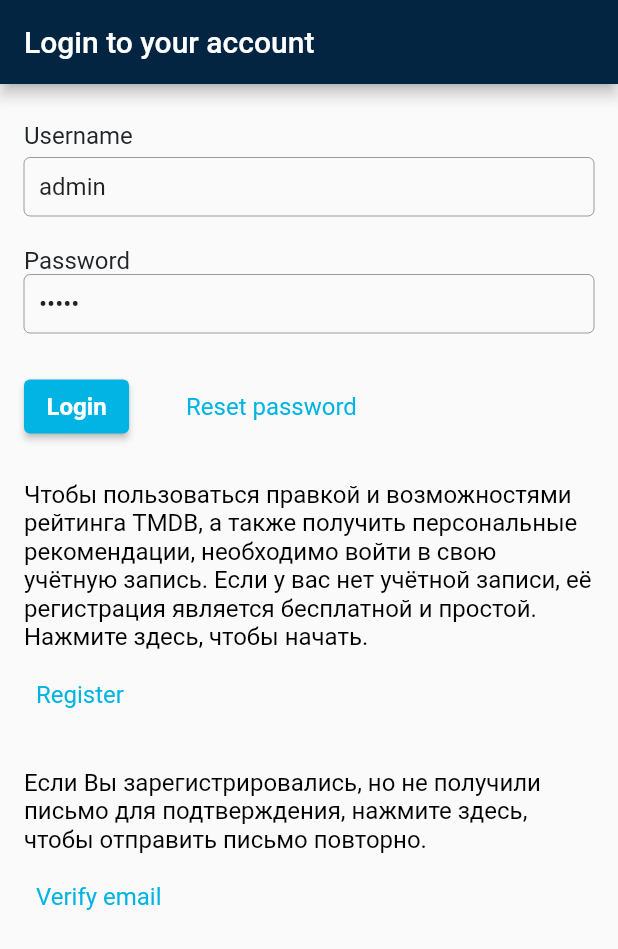
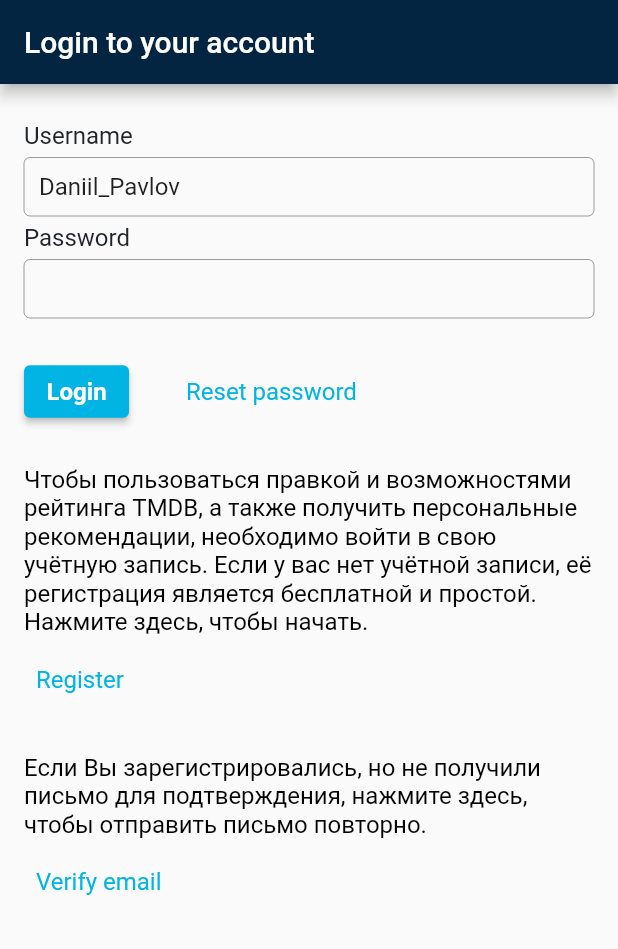
Before and after one commit to DaniilPavlov/TheMovieDB, a Flutter app: the screen it shows after launch, on a phone screen of 412 x 824 dp. Shown: the top 949 px of the screen. Run offline on Flutter 3.47's test engine with Material 2 defaults, Android fonts, the phone set to English and light mode, and no system bars; our stand-ins replace flutter_secure_storage.

```diff
--- a/lib/main.dart
+++ b/lib/main.dart
@@ -1,10 +1,12 @@
 import 'package:flutter/material.dart';
 import 'package:themoviedb/Theme/app_colors.dart';
 import 'package:themoviedb/resources/app_images.dart';
-import 'package:themoviedb/widgets/auth/auth_widget.dart';
-import 'package:themoviedb/widgets/main_screen/main_screen_widget.dart';
-import 'package:themoviedb/widgets/movie_details/movie_details_widget.dart';
-import 'package:themoviedb/widgets/movie_list/movie_list_widget.dart';
+import 'package:themoviedb/ui/widgets/auth/auth_model.dart';
+import 'package:themoviedb/ui/widgets/auth/auth_widget.dart';
+import 'package:themoviedb/ui/widgets/main_screen/main_screen_widget.dart';
+import 'package:themoviedb/ui/widgets/movie_details/movie_details_widget.dart';
+import 'package:themoviedb/ui/widgets/movie_list/movie_list_widget.dart';
+
 
 void main() {
   runApp(MyApp());
@@ -24,13 +26,11 @@ class MyApp extends StatelessWidget {
             unselectedItemColor: Colors.grey),
       ),
       routes: {
-        '/auth': (context) => AuthWidget(),
-        '/main_screen': (context) => MainScreenWidget(),
+        '/auth': (context) =>
+            AuthProvider(model: AuthModel(), child: const AuthWidget()),
+        '/main_screen': (context) => const MainScreenWidget(),
         '/main_screen/movie_details': (context) {
-          final arguments = ModalRoute
-              .of(context)
-              ?.settings
-              .arguments as Movie;
+          final arguments = ModalRoute.of(context)?.settings.arguments as Movie;
           if (arguments.id is int) {
             return MovieDetailsWidget(
               movie: arguments,
--- /dev/null
+++ b/lib/ui/widgets/auth/auth_model.dart
@@ -0,0 +1,93 @@
+import 'package:flutter/material.dart';
+import 'package:themoviedb/domain/api_client/api_client.dart';
+import 'package:themoviedb/domain/data_providers/session_data_provider.dart';
+
+class AuthModel extends ChangeNotifier {
+  //Указать от кого наследуется
+  final loginTextController = TextEditingController(text: 'Daniil_Pavlov');
+  final passwordTextController = TextEditingController();
+
+  String? _errorMessage;
+
+  String? get errorMessage => _errorMessage;
+
+  bool _isAuthProgress = false;
+
+  bool get canStartAuth => !_isAuthProgress;
+  bool get isAuthProgress => _isAuthProgress;
+
+  // String? _sessionId;
+// добавляем метод из apiclient
+  final _apiClient = ApiClient();
+  final _sessionDataProvider = SessionDataProvider();
+
+  Future<void> auth(BuildContext context) async {
+    final login = loginTextController.text;
+    final password = passwordTextController.text;
+    if (login.isEmpty || password.isEmpty) {
+      print('auth login and password not secure');
+      _errorMessage = "Заполните логин и пароль";
+      notifyListeners();
+      return;
+    }
+    print('not empty');
+    _isAuthProgress = true;
+    _errorMessage = null;
+    notifyListeners();
+    String? sessionId;
+    try {
+      sessionId = await _apiClient.auth(username: login, password: password);
+      print('$sessionId');
+    } on ApiClientException catch (e) {
+      switch (e.type) {
+        case ApiClientExceptionType.Network:
+          _errorMessage = 'Ошибка сети. Проверьте интеренет соединение';
+          break;
+        case ApiClientExceptionType.Auth:
+          _errorMessage = 'Неверный логин или пароль';
+
+          break;
+        case ApiClientExceptionType.Other:
+          _errorMessage = 'Ошибка сервера. Повторите запрос';
+
+          break;
+      }
+    }
+    _isAuthProgress = false;
+    if (_errorMessage != null) {
+      notifyListeners();
+      return;
+    }
+    if (sessionId == null) {
+      _errorMessage = 'Не получен id сессии';
+      notifyListeners();
+      return;
+    }
+    await _sessionDataProvider.setSessionId(sessionId);
+
+    Navigator.of(context).pushNamed('/main_screen');
+    // Navigator.of(context).pushNamed(RouteScreen.mainScreen);
+    // Navigator.of(context).pushNamed(MainNavigationRouteNames.mainScreen);
+
+    //notifyListeners();
+    //_sessionId =_apiKlient.auth(username: login, password: password);
+  }
+}
+
+class AuthProvider extends InheritedNotifier {
+  //не забыть поменять от кого наследуется инхерит
+  AuthProvider({Key? key, required this.model, required this.child})
+      : super(key: key, notifier: model, child: child);
+  final AuthModel model;
+  final Widget child;
+
+  static AuthProvider? watch(BuildContext context) {
+    return context.dependOnInheritedWidgetOfExactType<AuthProvider>();
+  }
+
+  static AuthProvider? read(BuildContext context) {
+    final widget =
+        context.getElementForInheritedWidgetOfExactType<AuthProvider>()?.widget;
+    return widget is AuthProvider ? widget : null;
+  }
+}
--- a/lib/widgets/auth/auth_widget.dart
+++ b/lib/ui/widgets/auth/auth_widget.dart
@@ -1,6 +1,7 @@
 import 'package:flutter/material.dart';
 import 'package:themoviedb/Theme/app_button_style.dart';
-import 'package:themoviedb/widgets/main_screen/main_screen_widget.dart';
+
+import 'auth_model.dart';
 
 class AuthWidget extends StatefulWidget {
   const AuthWidget({Key? key}) : super(key: key);
@@ -75,59 +76,27 @@ class _HeaderWidget extends StatelessWidget {
   }
 }
 
-class _FormWidget extends StatefulWidget {
+class _FormWidget extends StatelessWidget {
   const _FormWidget({Key? key}) : super(key: key);
 
   @override
-  _FormWidgetState createState() => _FormWidgetState();
-}
-
-class _FormWidgetState extends State<_FormWidget> {
-  final _loginTextController = TextEditingController(text:'admin');
-  final _passwordTextController = TextEditingController(text: 'admin');
-  String? errorText = null;
-
-  void _auth() {
-    final login = _loginTextController.text;
-    final password = _passwordTextController.text;
-    if (login == 'admin' && password == 'admin') {
-      errorText = null;
-      Navigator.of(context).pushReplacementNamed('/main_screen');
-      print('open app');
-    } else {
-      errorText = 'Не верный логин или пароль';
-      print('show error');
-    }
-    setState(() {});
-  }
-
-  void _resetPassword() {
-    print('reset password');
-  }
-
-  @override
   Widget build(BuildContext context) {
-    final textStyle = const TextStyle(fontSize: 16, color: Color(0xFF212529));
+    final model = AuthProvider.read(context)?.model;
+    final textStyle = const TextStyle(
+      fontSize: 16,
+      color: Color(0xff212529),
+    );
     final textFieldDecorator = const InputDecoration(
-      border: OutlineInputBorder(),
-      contentPadding: EdgeInsets.symmetric(horizontal: 10, vertical: 10),
-      isCollapsed: true,
-    );
-    final color = const Color(0xFF01B4E4);
-    final errorText = this.errorText;
+        border: OutlineInputBorder(),
+        focusedBorder: OutlineInputBorder(
+            borderSide: BorderSide(color: Colors.blue, width: 1)),
+        contentPadding: EdgeInsets.symmetric(horizontal: 10, vertical: 10),
+        isCollapsed: true);
+    //Объявляем переменную почему так не понял
     return Column(
       crossAxisAlignment: CrossAxisAlignment.start,
       children: [
-        ///через 3 точки передаем массив виджетов в условии
-        if (errorText != null) ...[
-          Text(
-            errorText,
-            style: TextStyle(fontSize: 17, color: Colors.red),
-          ),
-          SizedBox(
-            height: 20,
-          ),
-        ],
+        const _ErrorMessageWidget(),
         Text(
           'Username',
           style: textStyle,
@@ -136,46 +105,106 @@ class _FormWidgetState extends State<_FormWidget> {
           height: 5,
         ),
         TextField(
-          controller: _loginTextController,
           decoration: textFieldDecorator,
+          controller: model?.loginTextController,
         ),
         SizedBox(
-          height: 20,
+          height: 5,
         ),
         Text(
           'Password',
           style: textStyle,
         ),
+        SizedBox(
+          height: 5,
+        ),
         TextField(
-          controller: _passwordTextController,
+          controller: model?.passwordTextController,
+          obscureText: true,
           decoration: textFieldDecorator,
-          obscureText: true,
         ),
         SizedBox(
           height: 25,
         ),
         Row(
           children: [
-            ElevatedButton(
-                onPressed: _auth,
-                style: ButtonStyle(
-                    backgroundColor: MaterialStateProperty.all(color),
-                    foregroundColor: MaterialStateProperty.all(Colors.white),
-                    textStyle: MaterialStateProperty.all(
-                        TextStyle(fontSize: 16, fontWeight: FontWeight.w700)),
-                    padding: MaterialStateProperty.all(
-                        EdgeInsets.symmetric(horizontal: 15, vertical: 8))),
-                child: Text('Login')),
+            const _AuthButtonWidget(),
             SizedBox(
               width: 30,
             ),
             TextButton(
-                onPressed: _resetPassword,
-                style: AppButtonStyle.linkButton,
-                child: Text('Reset password')),
+              onPressed: () {},
+              child: Text('Reset password'),
+              style: AppButtonStyle.linkButton,
+            ),
           ],
         )
       ],
     );
   }
 }
+
+class _AuthButtonWidget extends StatelessWidget {
+  const _AuthButtonWidget({
+    Key? key,
+  }) : super(key: key);
+
+  void pressff(BuildContext context) {
+    final model = AuthProvider.read(context)?.model;
+    if (model?.canStartAuth == true) {
+      model?.auth(context);
+      print('answ Yes');
+    } else {
+      print('answ No');
+    }
+  }
+
+  @override
+  Widget build(BuildContext context) {
+    final color = const Color(0xFF01b4e4);
+    final model = AuthProvider.watch(context)?.model;
+    final child = model?.isAuthProgress == true
+        ? const SizedBox(
+            child: Padding(
+              padding: EdgeInsets.symmetric(horizontal: 11),
+              child: CircularProgressIndicator(
+                color: Colors.white,
+                strokeWidth: 2,
+              ),
+            ),
+            height: 19,
+            width: 41,
+          )
+        : const Text('Login');
+    return ElevatedButton(
+      onPressed: () => pressff(context),
+      child: child,
+      style: ButtonStyle(
+          minimumSize: MaterialStateProperty.all(Size.zero),
+          backgroundColor: MaterialStateProperty.all(color),
+          foregroundColor: MaterialStateProperty.all(Colors.white),
+          textStyle: MaterialStateProperty.all(
+            TextStyle(fontSize: 16, fontWeight: FontWeight.w700),
+          ),
+          padding: MaterialStateProperty.all(
+              EdgeInsets.symmetric(horizontal: 15, vertical: 8))),
+    );
+  }
+}
+
+class _ErrorMessageWidget extends StatelessWidget {
+  const _ErrorMessageWidget({
+    Key? key,
+  }) : super(key: key);
+
+  @override
+  Widget build(BuildContext context) {
+    final errorMessage = AuthProvider.watch(context)?.model.errorMessage;
+    if (errorMessage == null) return const SizedBox.shrink();
+    return Padding(
+      padding: const EdgeInsets.symmetric(vertical: 20),
+      child:
+          Text(errorMessage, style: TextStyle(color: Colors.red, fontSize: 17)),
+    );
+  }
+}
--- a/lib/widgets/main_screen/main_screen_widget.dart
+++ b/lib/ui/widgets/main_screen/main_screen_widget.dart
@@ -1,5 +1,5 @@
 import 'package:flutter/material.dart';
-import 'package:themoviedb/widgets/movie_list/movie_list_widget.dart';
+import 'package:themoviedb/ui/widgets/movie_list/movie_list_widget.dart';
 
 class MainScreenWidget extends StatefulWidget {
   const MainScreenWidget({Key? key}) : super(key: key);
--- a/lib/widgets/movie_details/movie_details_main_info_widget.dart
+++ b/lib/ui/widgets/movie_details/movie_details_main_info_widget.dart
@@ -1,7 +1,8 @@
 import 'package:flutter/material.dart';
 import 'package:themoviedb/Theme/app_colors.dart';
 import 'package:themoviedb/resources/app_images.dart';
-import 'package:themoviedb/widgets/custom_progress_bar_widget.dart';
+
+import '../custom_progress_bar_widget.dart';
 
 class MovieDetailsMainInfoWidget extends StatelessWidget {
   const MovieDetailsMainInfoWidget({Key? key}) : super(key: key);
--- a/lib/widgets/movie_details/movie_details_widget.dart
+++ b/lib/ui/widgets/movie_details/movie_details_widget.dart
@@ -1,6 +1,6 @@
 import 'package:flutter/material.dart';
 import 'package:themoviedb/Theme/app_colors.dart';
-import 'package:themoviedb/widgets/movie_list/movie_list_widget.dart';
+import 'package:themoviedb/ui/widgets/movie_list/movie_list_widget.dart';
 
 import 'movie_details_main_info_widget.dart';
 import 'movie_details_screen_cast_widget.dart';
--- a/pubspec.yaml
+++ b/pubspec.yaml
@@ -32,6 +32,8 @@ dependencies:
 dev_dependencies:
   flutter_test:
     sdk: flutter
+#  pedantic: ^1.11.0
+  flutter_secure_storage: ^4.2.1
 
 # For information on the generic Dart part of this file, see the
 # following page: https://dart.dev/tools/pub/pubspec
```
Also changed, not shown: lib/domain/api_client/api_client.dart (added, +126 -0 lines), lib/domain/data_providers/session_data_provider.dart (added, +18 -0 lines), lib/ui/widgets/custom_progress_bar_widget.dart (renamed from lib/widgets/custom_progress_bar_widget.dart), lib/ui/widgets/movie_details/movie_details_screen_cast_widget.dart (renamed from lib/widgets/movie_details/movie_details_screen_cast_widget.dart), lib/ui/widgets/movie_list/movie_list_widget.dart (renamed from lib/widgets/movie_list/movie_list_widget.dart), pubspec.lock, 1 other file.
